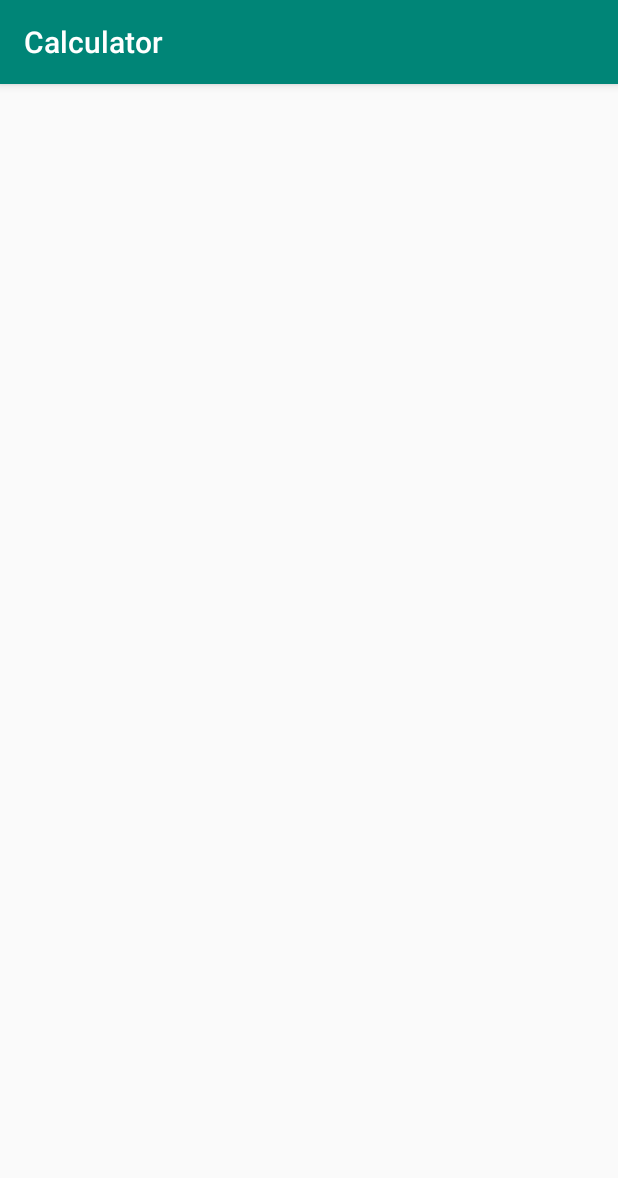
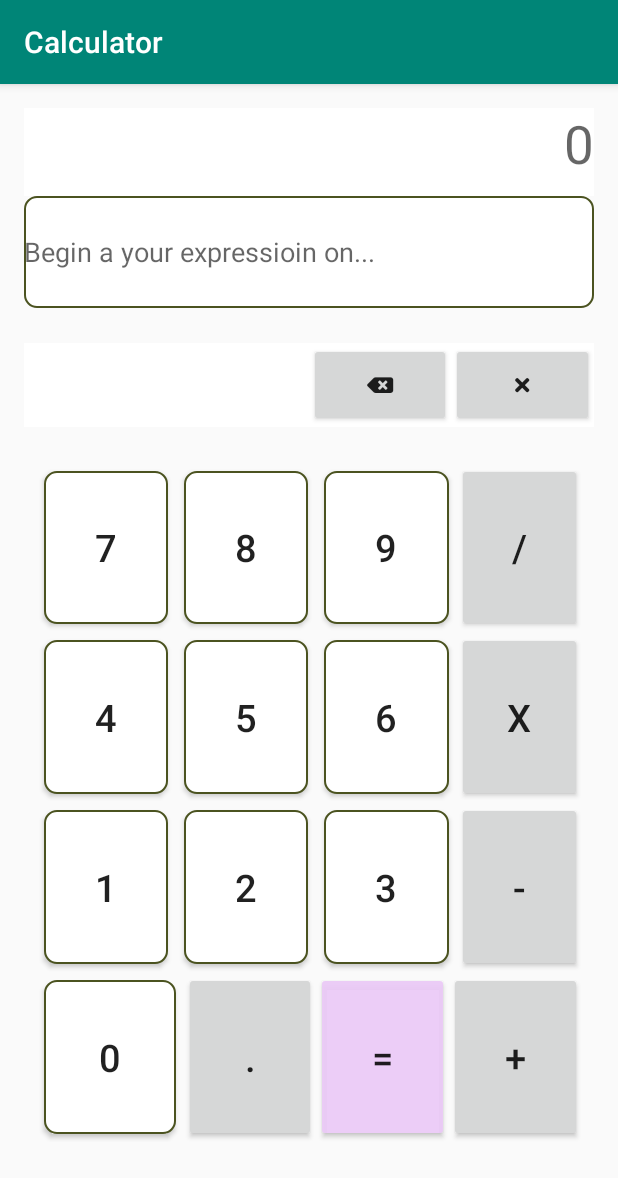
Before and after one commit to laptrinhdidongthu5/Calculator, an Android app: the screen it shows after launch (MainActivity), on a phone screen of 412 x 824 dp. Shown: the top 1178 px of the screen. Run offline under Robolectric (Android 15) with nearby library versions, the phone set to English and light mode, and no system bars; our stand-ins replace data binding; 2 statements that could not run were skipped.

Commit message:
Design UI and fix them

```diff
--- /dev/null
+++ b/app/src/main/java/com/pheni/calculator/Calculator.java
@@ -0,0 +1,43 @@
+package com.pheni.calculator;
+
+public class Calculator {
+    public static double dNumFirst = 0;
+    public static double dNumSecond = 0;
+    public static String sResult = "0";
+    public static String sChuoiTinh = "0";
+
+    public Calculator() {
+    }
+
+    public static double getdNumFirst() {
+        return dNumFirst;
+    }
+
+    public static void setdNumFirst(double dNumFirst) {
+        Calculator.dNumFirst = dNumFirst;
+    }
+
+    public static double getdNumSecond() {
+        return dNumSecond;
+    }
+
+    public static void setdNumSecond(double dNumSecond) {
+        Calculator.dNumSecond = dNumSecond;
+    }
+
+    public static String getsResult() {
+        return sResult;
+    }
+
+    public static void setdResult(String dResult) {
+        Calculator.sResult = dResult;
+    }
+
+    public static String getsChuoiTinh() {
+        return sChuoiTinh;
+    }
+
+    public static void setsChuoiTinh(String sChuoiTinh) {
+        Calculator.sChuoiTinh = sChuoiTinh;
+    }
+}
--- /dev/null
+++ b/app/src/main/res/drawable/boders_button.xml
@@ -0,0 +1,8 @@
+<?xml version ="1.0" encoding ="utf-8"?><!--  Learn More about how to use App Actions: https://developer.android.com/guide/actions/index.html -->
+<shape xmlns:android="http://schemas.android.com/apk/res/android">
+    <stroke
+        android:width="1dip"
+        android:color="#4b5320" />
+    <solid android:color="#ffffff" />
+    <corners android:radius="8dp" />
+</shape>
--- /dev/null
+++ b/app/src/main/res/drawable/boders_edit_text.xml
@@ -0,0 +1,8 @@
+<?xml version ="1.0" encoding ="utf-8"?><!--  Learn More about how to use App Actions: https://developer.android.com/guide/actions/index.html -->
+<shape xmlns:android="http://schemas.android.com/apk/res/android">
+    <stroke
+        android:width="1dip"
+        android:color="#4b5320" />
+    <solid android:color="#ffffff" />
+    <corners android:radius="8dp" />
+</shape>
--- /dev/null
+++ b/app/src/main/res/drawable/boders_text_view.xml
@@ -0,0 +1,8 @@
+<?xml version ="1.0" encoding ="utf-8"?><!--  Learn More about how to use App Actions: https://developer.android.com/guide/actions/index.html -->
+<shape xmlns:android="http://schemas.android.com/apk/res/android">
+    <stroke
+        android:width="1dip"
+        android:color="#4b5320" />
+    <solid android:color="#ffffff" />
+    <corners android:radius="8dp" />
+</shape>
--- /dev/null
+++ b/app/src/main/res/layout/activity_main.xml
@@ -0,0 +1,345 @@
+<?xml version="1.0" encoding="utf-8"?>
+
+
+<layout>
+
+    <data>
+
+        <variable
+            name="calculator"
+            type="com.pheni.calculator.Calculator" />
+    </data>
+
+    <LinearLayout xmlns:android="http://schemas.android.com/apk/res/android"
+        android:id="@+id/linearLayout_main"
+        android:layout_width="match_parent"
+        android:layout_height="match_parent"
+        android:layout_marginHorizontal="8dp"
+        android:layout_marginVertical="8dp"
+        android:orientation="vertical"
+        android:weightSum="100">
+
+
+        <LinearLayout
+            android:id="@+id/linearLayout_input"
+            android:layout_width="match_parent"
+            android:layout_height="0dp"
+            android:layout_margin="8dp"
+            android:layout_weight="20"
+            android:orientation="vertical"
+            android:weightSum="20">
+            <!--android:background="#000">-->
+
+            <TextView
+                android:id="@+id/text_expression"
+                android:layout_width="match_parent"
+                android:layout_height="4dp"
+                android:layout_weight="8"
+                android:background="#fff"
+                android:hint="@string/_0"
+                android:textAlignment="textEnd"
+                android:textSize="35sp" />
+
+            <EditText
+                android:id="@+id/text_result"
+                android:layout_width="match_parent"
+                android:layout_height="0dp"
+                android:layout_weight="11"
+                android:autofillHints=""
+                android:background="@drawable/boders_edit_text"
+                android:ems="10"
+                android:hint="Begin a your expressioin on..."
+                android:inputType="textPersonName"
+                android:text="@{calculator.sResult}" />
+
+
+        </LinearLayout>
+
+        <LinearLayout
+
+            android:id="@+id/editTextInput"
+            android:layout_width="match_parent"
+            android:layout_height="0dp"
+            android:layout_margin="8dp"
+            android:layout_marginVertical="5dp"
+            android:layout_weight="8"
+            android:background="#fff"
+            android:orientation="horizontal"
+            android:weightSum="20">
+
+            <View
+                android:layout_width="0dp"
+                android:layout_height="match_parent"
+                android:layout_weight="10"></View>
+
+            <Button
+                android:id="@+id/btn_clear"
+                android:layout_width="0dp"
+                android:layout_height="match_parent"
+                android:layout_weight="5"
+                android:fontFamily="@font/fontawasome"
+                android:onClick="onClickRemove"
+                android:text="@string/uf55a" />
+
+            <Button
+                android:id="@+id/btn_clearAll"
+                android:layout_width="0dp"
+                android:layout_height="match_parent"
+                android:layout_weight="5"
+                android:fontFamily="@font/fontawasome"
+                android:onClick="onClickDelete"
+                android:text="@string/uf00d" />
+        </LinearLayout>
+
+        <LinearLayout
+            android:id="@+id/TableKeyBoardLinearLayout"
+            android:layout_width="match_parent"
+            android:layout_height="0dp"
+            android:layout_margin="8dp"
+            android:layout_marginVertical="5dp"
+            android:layout_weight="70"
+            android:orientation="vertical"
+            android:weightSum="20">
+
+            <LinearLayout
+                android:layout_width="match_parent"
+                android:layout_height="0dp"
+                android:layout_margin="8dp"
+                android:layout_marginVertical="5dp"
+                android:layout_weight="19"
+                android:orientation="vertical"
+                android:weightSum="40">
+
+
+                <TableLayout
+                    android:id="@+id/basic_keyBoard"
+                    android:layout_width="match_parent"
+                    android:layout_height="0dp"
+                    android:layout_weight="40"
+                    android:orientation="vertical"
+                    android:textSize="30sp"
+                    android:weightSum="20">
+
+                    <TableRow
+                        android:layout_width="match_parent"
+                        android:layout_height="0dp"
+                        android:layout_weight="5"
+                        android:orientation="vertical"
+                        android:textSize="30sp"
+                        android:weightSum="10">
+
+                        <Button
+                            android:id="@+id/btn_seven"
+                            android:layout_width="0dp"
+                            android:layout_height="match_parent"
+                            android:layout_margin="5dp"
+                            android:layout_weight="2.5"
+                            android:background="@drawable/boders_button"
+
+                            android:tag="7"
+                            android:text="@string/_7"
+                            android:textSize="25sp" />
+
+                        <Button
+                            android:id="@+id/btn_eight"
+                            android:layout_width="0dp"
+                            android:layout_height="match_parent"
+                            android:layout_margin="5dp"
+                            android:layout_weight="2.5"
+                            android:background="@drawable/boders_button"
+                            android:onClick="onClickNumber"
+                            android:tag="8"
+                            android:text="@string/_8"
+                            android:textSize="25sp" />
+
+                        <Button
+                            android:id="@+id/btn_nine"
+                            android:layout_width="0dp"
+                            android:layout_height="match_parent"
+                            android:layout_margin="5dp"
+                            android:layout_weight="2.5"
+                            android:background="@drawable/boders_button"
+                            android:onClick="onClickNumber"
+                            android:tag="9"
+                            android:text="@string/_9"
+                            android:textSize="25sp" />
+
+                        <Button
+                            android:id="@+id/btn_div"
+                            android:layout_width="0dp"
+                            android:layout_height="match_parent"
+                            android:layout_weight="2.5"
+                            android:onClick="onClickNumber"
+                            android:tag="/"
+                            android:text="@string/uDiv"
+                            android:textSize="25sp" />
+                    </TableRow>
+
+                    <TableRow
+                        android:layout_width="match_parent"
+                        android:layout_height="0dp"
+                        android:layout_weight="5"
+                        android:orientation="vertical"
+                        android:weightSum="10">>
+
+                        <Button
+                            android:id="@+id/btn_four"
+                            android:layout_width="0dp"
+                            android:layout_height="match_parent"
+                            android:layout_margin="5dp"
+                            android:layout_weight="2.5"
+                            android:background="@drawable/boders_button"
+                            android:tag="4"
+                            android:text="@string/_4"
+                            android:textSize="25sp" />
+
+                        <Button
+                            android:id="@+id/btn_five"
+                            android:layout_width="0dp"
+                            android:layout_height="match_parent"
+                            android:layout_margin="5dp"
+                            android:layout_weight="2.5"
+                            android:background="@drawable/boders_button"
+                            android:onClick="onClickNumber"
+                            android:tag="5"
+                            android:text="@string/_5"
+                            android:textSize="25sp" />
+
+                        <Button
+                            android:id="@+id/btn_six"
+                            android:layout_width="0dp"
+                            android:layout_height="match_parent"
+                            android:layout_margin="5dp"
+                            android:layout_weight="2.5"
+                            android:background="@drawable/boders_button"
+                            android:onClick="onClickNumber"
+                            android:tag="6"
+                            android:text="@string/_6"
+                            android:textSize="25sp" />
+
+                        <Button
+                            android:id="@+id/btn_mul"
+                            android:layout_width="0dp"
+                            android:layout_height="match_parent"
+                            android:layout_weight="2.5"
+                            android:onClick="onClickNumber"
+                            android:tag="x"
+                            android:text="@string/x"
+                            android:textSize="25sp" />
+                    </TableRow>
+
+                    <TableRow
+                        android:layout_width="match_parent"
+                        android:layout_height="0dp"
+                        android:layout_weight="5"
+                        android:orientation="vertical"
+                        android:weightSum="10">>
+
+                        <Button
+                            android:id="@+id/btn_one"
+                            android:layout_width="0dp"
+                            android:layout_height="match_parent"
+                            android:layout_margin="5dp"
+                            android:layout_weight="2.5"
+                            android:background="@drawable/boders_button"
+                            android:onClick="onClickNumber"
+                            android:tag="1"
+                            android:text="@string/_1"
+                            android:textSize="25sp" />
+
+                        <Button
+                            android:id="@+id/btn_two"
+                            android:layout_width="0dp"
+                            android:layout_height="match_parent"
+                            android:layout_margin="5dp"
+                            android:layout_weight="2.5"
+                            android:background="@drawable/boders_button"
+                            android:onClick="onClickNumber"
+                            android:tag="2"
+                            android:text="@string/_2"
+                            android:textSize="25sp" />
+
+                        <Button
+                            android:id="@+id/btn_three"
+                            android:layout_width="0dp"
+                            android:layout_height="match_parent"
+                            android:layout_margin="5dp"
+                            android:layout_weight="2.5"
+                            android:background="@drawable/boders_button"
+                            android:onClick="onClickNumber"
+                            android:tag="3"
+                            android:text="@string/_3"
+                            android:textSize="25sp" />
+
+                        <Button
+                            android:id="@+id/btn_sub"
+                            android:layout_width="0dp"
+                            android:layout_height="match_parent"
+                            android:layout_weight="2.5"
+                            android:onClick="onClickNumber"
+                            android:tag="-"
+                            android:text="@string/uSub"
+                            android:textSize="25sp" />
+                    </TableRow>
+
+                    <TableRow
+                        android:layout_width="match_parent"
+                        android:layout_height="0dp"
+                        android:layout_weight="5"
+                        android:orientation="vertical"
+                        android:weightSum="10">>
+
+                        <Button
+                            android:id="@+id/btn_zero"
+                            android:layout_width="0dp"
+                            android:layout_height="match_parent"
+                            android:layout_margin="5dp"
+                            android:layout_weight="2.5"
+                            android:background="@drawable/boders_button"
+                            android:onClick="onClickNumber"
+                            android:tag="0"
+                            android:text="@string/_0"
+                            android:textSize="25sp" />
+
+                        <Button
+                            android:id="@+id/btn_dot"
+                            android:layout_width="0dp"
+                            android:layout_height="match_parent"
+                            android:layout_weight="2.5"
+                            android:onClick="onClickNumber"
+                            android:tag="."
+                            android:text="@string/uPoint"
+                            android:textSize="25sp"
+
+                            />
+
+                        <Button
+                            android:id="@+id/button17"
+                            android:layout_width="0dp"
+                            android:layout_height="match_parent"
+                            android:layout_weight="2.5"
+                            android:backgroundTint="#EEEBCAF7"
+                            android:onClick="onClickResult"
+                            android:text="@string/uEqual"
+                            android:textSize="25sp" />
+
+                        <Button
+                            android:id="@+id/button18"
+                            android:layout_width="0dp"
+                            android:layout_height="match_parent"
+                            android:layout_weight="2.5"
+                            android:onClick="onClickNumber"
+                            android:tag="+"
+                            android:text="@string/uCong"
+                            android:textSize="25sp" />
+                    </TableRow>
+
+
+                </TableLayout>
+
+            </LinearLayout>
+
+        </LinearLayout>
+
+    </LinearLayout>
+</layout>
--- a/app/src/main/res/values/colors.xml
+++ b/app/src/main/res/values/colors.xml
@@ -3,4 +3,6 @@
     <color name="colorPrimary">#008577</color>
     <color name="colorPrimaryDark">#00574B</color>
     <color name="colorAccent">#D81B60</color>
+    <color name="colorBtnNumberTint">#BEB5E7AA</color>
+    <color name="colorBtnNumber">#C4FFFFFF</color>
 </resources>
--- a/app/src/main/res/values/strings.xml
+++ b/app/src/main/res/values/strings.xml
@@ -1,3 +1,22 @@
 <resources>
     <string name="app_name">Calculator</string>
+    <string name="x">x</string>
+    <string name="_3">3</string>
+    <string name="uf55a"></string>
+    <string name="name">Name</string>
+    <string name="uCong">+</string>
+    <string name="uSub">-</string>
+    <string name="_0">0</string>
+    <string name="_1">1</string>
+    <string name="_2">2</string>
+    <string name="uPoint">.</string>
+    <string name="_5">5</string>
+    <string name="uDiv">/</string>
+    <string name="_4">4</string>
+    <string name="_8">8</string>
+    <string name="_7">7</string>
+    <string name="_9">9</string>
+    <string name="_6">6</string>
+    <string name="uf00d"></string>
+    <string name="uEqual">=</string>
 </resources>
```
